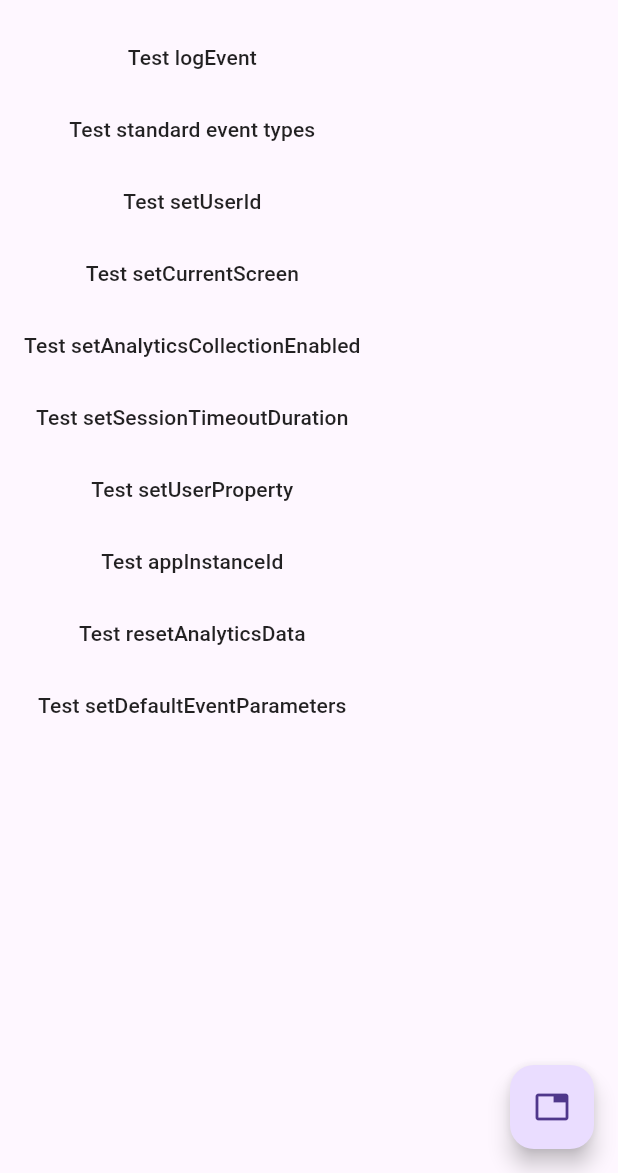
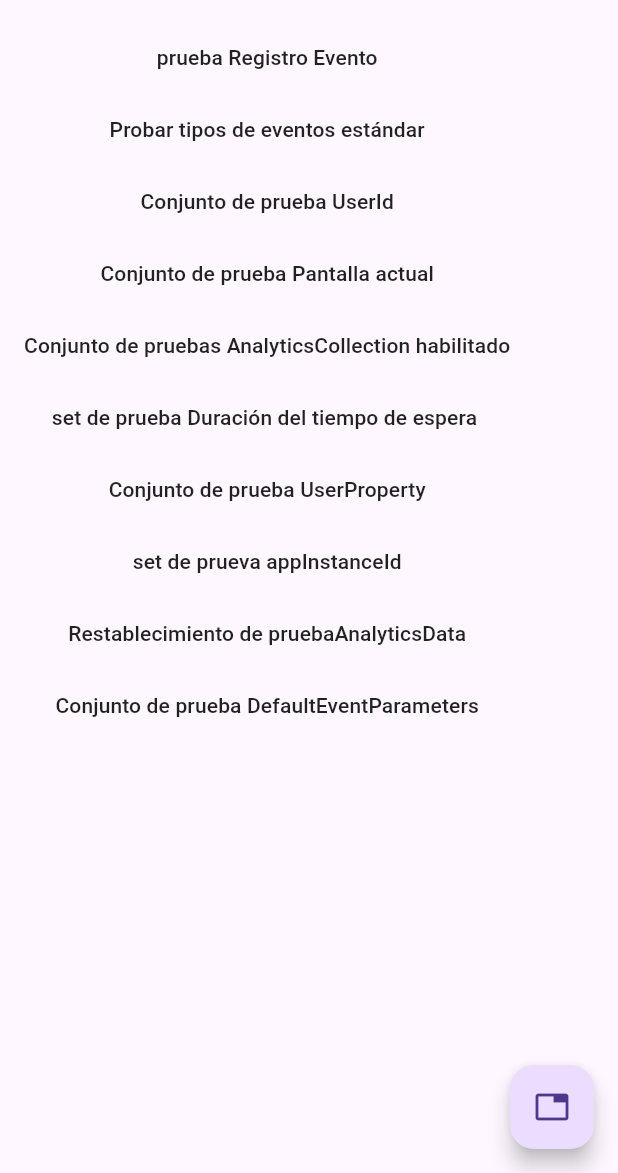
Before and after one commit to EdissonGirald0/flutter_firebase_analytics, a Flutter app: the screen it shows after launch, on a phone screen of 412 x 824 dp, the part 63-1236 px from its top. Run offline on Flutter 3.47's test engine with Material 3 defaults, Android fonts, the phone set to English and light mode, and no system bars; our stand-ins replace firebase_analytics, firebase_core; accounts and stored records are empty.

Commit message:
mas analizis

```diff
--- a/lib/main.dart
+++ b/lib/main.dart
@@ -1,13 +1,15 @@
+// Importa las bibliotecas necesarias para trabajar con Flutter y Firebase.
 import 'dart:async';
 
 import 'package:firebase_analytics/firebase_analytics.dart';
 import 'package:firebase_core/firebase_core.dart';
 import 'package:flutter/foundation.dart';
 import 'package:flutter/material.dart';
-
+// Importa archivos locales que contienen opciones de Firebase y la página de pestañas.
 import 'firebase_options.dart';
 import 'tabs_page.dart';
 
+// Función principal que inicializa la aplicación Flutter y Firebase.
 Future<void> main() async {
   WidgetsFlutterBinding.ensureInitialized();
   await Firebase.initializeApp(
@@ -16,9 +18,11 @@ Future<void> main() async {
   runApp(const MyApp());
 }
 
+// Definición de la aplicación principal.
 class MyApp extends StatelessWidget {
   const MyApp({Key? key}) : super(key: key);
 
+// Configuración básica de la aplicación, incluyendo el tema y el objeto FirebaseAnalytics.
   static FirebaseAnalytics analytics = FirebaseAnalytics.instance;
   static FirebaseAnalyticsObserver observer =
       FirebaseAnalyticsObserver(analytics: analytics);
@@ -40,6 +44,7 @@ class MyApp extends StatelessWidget {
   }
 }
 
+// Página principal de la aplicación.
 class MyHomePage extends StatefulWidget {
   MyHomePage({
     Key? key,
@@ -56,19 +61,21 @@ class MyHomePage extends StatefulWidget {
   _MyHomePageState createState() => _MyHomePageState();
 }
 
+// Estado de la página principal que contiene lógica y funciones de prueba.
 class _MyHomePageState extends State<MyHomePage> {
+  // Mensaje que se mostrará en la interfaz de usuario.
   String _message = '';
-
+  // Función para actualizar el mensaje en la interfaz de usuario.
   void setMessage(String message) {
     setState(() {
       _message = message;
     });
   }
-
+ // Función para probar la configuración de parámetros predeterminados del evento.
   Future<void> _setDefaultEventParameters() async {
     if (kIsWeb) {
       setMessage(
-        '"setDefaultEventParameters()" No esta soportado en appWeb',
+        '"setDefaultEventParameters()" no es compatible en la plataforma web',
       );
     } else {
       // Only strings, numbers & null (longs & doubles for android, ints and doubles for iOS) are supported for default event parameters:
@@ -82,7 +89,7 @@ class _MyHomePageState extends State<MyHomePage> {
       setMessage('setDefaultEventParameters tuvo exito');
     }
   }
-
+// Función para probar el registro de un evento personalizado.
   Future<void> _sendAnalyticsEvent() async {
     // Only strings and numbers (longs & doubles for android, ints and doubles for iOS) are supported for GA custom event parameters:
     // https://firebase.google.com/docs/reference/ios/firebaseanalytics/api/reference/Classes/FIRAnalytics#+logeventwithname:parameters:
@@ -146,7 +153,7 @@ class _MyHomePageState extends State<MyHomePage> {
     await widget.analytics.resetAnalyticsData();
     setMessage('resetAnalyticsData tuvo éxito');
   }
-
+// Otras funciones de prueba para diferentes funciones de Firebase Analytics.
   AnalyticsEventItem itemCreator() {
     return AnalyticsEventItem(
       affiliation: 'affil',
@@ -284,7 +291,8 @@ class _MyHomePageState extends State<MyHomePage> {
     );
     await widget.analytics.logTutorialBegin();
     await widget.analytics.logTutorialComplete();
-    await widget.analytics.logUnlockAchievement(id: 'toda la API de Firebase cubierta');
+    await widget.analytics
+        .logUnlockAchievement(id: 'toda la API de Firebase cubierta');
     await widget.analytics.logViewItem(
       currency: 'usd',
       value: 1000,
@@ -311,43 +319,43 @@ class _MyHomePageState extends State<MyHomePage> {
         children: <Widget>[
           MaterialButton(
             onPressed: _sendAnalyticsEvent,
-            child: const Text('Test logEvent'),
+            child: const Text('prueba Registro Evento'),
           ),
           MaterialButton(
             onPressed: _testAllEventTypes,
-            child: const Text('Test standard event types'),
+            child: const Text('Probar tipos de eventos estándar'),
           ),
           MaterialButton(
             onPressed: _testSetUserId,
-            child: const Text('Test setUserId'),
+            child: const Text('Conjunto de prueba UserId'),
           ),
           MaterialButton(
             onPressed: _testSetCurrentScreen,
-            child: const Text('Test setCurrentScreen'),
+            child: const Text('Conjunto de prueba Pantalla actual'),
           ),
           MaterialButton(
             onPressed: _testSetAnalyticsCollectionEnabled,
-            child: const Text('Test setAnalyticsCollectionEnabled'),
+            child: const Text('Conjunto de pruebas AnalyticsCollection habilitado'),
           ),
           MaterialButton(
             onPressed: _testSetSessionTimeoutDuration,
-            child: const Text('Test setSessionTimeoutDuration'),
+            child: const Text('set de prueba Duración del tiempo de espera '),
           ),
           MaterialButton(
             onPressed: _testSetUserProperty,
-            child: const Text('Test setUserProperty'),
+            child: const Text('Conjunto de prueba UserProperty'),
           ),
           MaterialButton(
             onPressed: _testAppInstanceId,
-            child: const Text('Test appInstanceId'),
+            child: const Text('set de prueva appInstanceId'),
           ),
           MaterialButton(
             onPressed: _testResetAnalyticsData,
-            child: const Text('Test resetAnalyticsData'),
+            child: const Text('Restablecimiento de pruebaAnalyticsData'),
           ),
           MaterialButton(
             onPressed: _setDefaultEventParameters,
-            child: const Text('Test setDefaultEventParameters'),
+            child: const Text('Conjunto de prueba DefaultEventParameters'),
           ),
           Text(
             _message,
```
